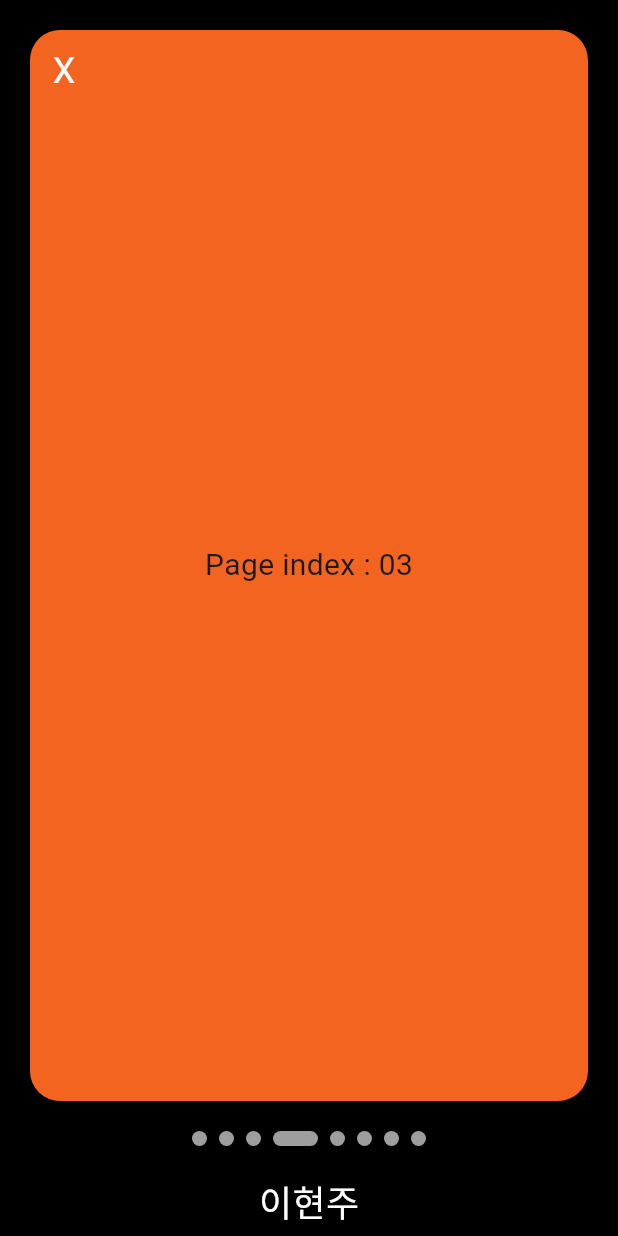
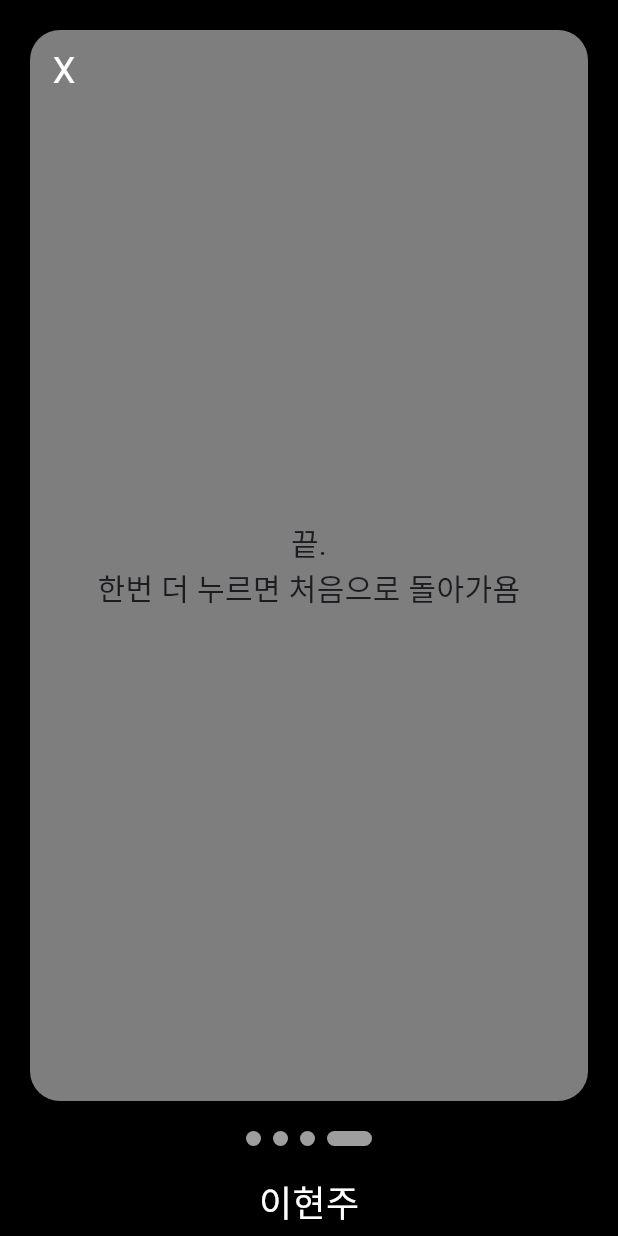
Before and after one commit to LeeHJuu/practice_team_info_app, a Flutter app: the MemberPageLhj screen opened directly, swiped to page 4, on a phone screen of 412 x 824 dp. Run offline on Flutter 3.47's test engine with Material 3 defaults, Android fonts, the phone set to English and light mode, and no system bars; drawn by our look-alikes of smooth_page_indicator; our stand-ins replace get; network calls fail.

Commit message:
멤버소개_이현주_업데이트

```diff
--- a/lib/member_page_lhj.dart
+++ b/lib/member_page_lhj.dart
@@ -9,10 +9,6 @@ class MemberPageLhj extends StatelessWidget {
   Widget build(BuildContext context) {
     // check:: 여기에 보여줄 페이지들 목록 집어넣기.
     return _infoPageWidget([
-      FirstScreen(),
-      SecondScreen(),
-      ThirdScreen(),
-      FourthScreen(),
       FirstScreen(),
       SecondScreen(),
       ThirdScreen(),
@@ -35,6 +31,14 @@ class MemberPageLhj extends StatelessWidget {
                   onTap: () {
                     int nextPage = _pageController.page!.toInt() + 1;
                     if (nextPage < myInfoPages.length) {
+                      _pageController.animateToPage(
+                        nextPage,
+                        duration: const Duration(milliseconds: 100),
+                        curve: Curves.easeInOut,
+                      );
+                    }
+                    else {
+                      nextPage = 0;
                       _pageController.animateToPage(
                         nextPage,
                         duration: const Duration(milliseconds: 100),
@@ -74,7 +78,9 @@ class MemberPageLhj extends StatelessWidget {
                       const Text(
                         // Todo:: 멤버 인덱스 받아 이름 자동화 하기
                         "이현주",
-                        style: TextStyle(color: Colors.white, fontSize: 24),
+                        style: TextStyle(
+                            color: Color.fromARGB(255, 255, 255, 255),
+                            fontSize: 24),
                       )
                     ],
                   )),
@@ -99,28 +105,60 @@ class MemberPageLhj extends StatelessWidget {
   Widget FirstScreen() {
     return SizedBox.expand(
       child: Container(
-        color: const Color.fromARGB(255, 113, 43, 116),
-        child: const Center(
-          child: Text(
-            'Page index : 00',
-            style: TextStyle(fontSize: 20),
+          color: const Color.fromARGB(255, 158, 197, 151),
+          child: Column(
+            mainAxisAlignment: MainAxisAlignment.center,
+            children: [
+              Image.network(
+                  "https://mir-s3-cdn-cf.behance.net/projects/404/54ed5829649575.55fcf076e31d0.jpg"),
+              const Text(
+                "사실 저는 잠만보입니다",
+                style: TextStyle(
+                    color: Colors.white,
+                    fontSize: 32,
+                    fontWeight: FontWeight.bold),
+              ),
+              Container(
+                padding: const EdgeInsets.all(15),
+                child: const Text(
+                  "하루에 12시간 자야해요.. 하지만 현실을 살아가기엔 어쩔 수 없이 타협해야 하는 수면시간 ㅠ",
+                  style: TextStyle(color: Colors.white, fontSize: 18),
                 ),
               ),
-      ),
+            ],
+          )),
     );
   }
 
   Widget SecondScreen() {
     return SizedBox.expand(
       child: Container(
-        color: Colors.blue,
-        child: const Center(
-          child: Text(
-            'Page index : 01',
-            style: TextStyle(fontSize: 20),
+          color: const Color.fromARGB(255, 255, 255, 255),
+          child: Column(
+            mainAxisAlignment: MainAxisAlignment.center,
+            children: [
+              Image.network(
+                  "https://i.pinimg.com/236x/a4/88/6e/a4886e4cde1362ab0bcd4512b4227141.jpg"),
+              const Text(
+                "또, 저는 메타몽입니다",
+                style: TextStyle(
+                    color: Color.fromARGB(255, 158, 103, 158),
+                    fontSize: 32,
+                    fontWeight: FontWeight.bold),
+              ),
+              Container(
+                padding: const EdgeInsets.all(15),
+                child: const Text(
+                  "친구가 저는 잠만보보다는\n메타몽을 닮았대요.\n\n귀여워서 맘에들어요.",
+                  style: TextStyle(
+                    color: Color.fromARGB(255, 158, 103, 158),
+                    fontSize: 20,
+                  ),
+                  textAlign: TextAlign.center,
                 ),
               ),
-      ),
+            ],
+          )),
     );
   }
 
@@ -128,11 +166,41 @@ class MemberPageLhj extends StatelessWidget {
     return SizedBox.expand(
       child: Container(
         color: const Color.fromARGB(255, 92, 156, 49),
-        child: const Center(
-          child: Text(
-            'Page index : 02',
-            style: TextStyle(fontSize: 20),
+        child: Stack(
+          fit: StackFit.expand,
+          children: [
+            Image.network(
+              "https://encrypted-tbn0.gstatic.com/images?q=tbn:ANd9GcQPiCrKSPaXJGt1DduxqO3IQ8tDoWF-zP1F0w&s",
+              fit: BoxFit.fill,
             ),
+            Container(
+                color: const Color.fromRGBO(0, 0, 0, 0.281),
+                // alignment: Alignment.center,
+                padding: const EdgeInsets.all(30),
+                child: const Column(
+                  mainAxisAlignment: MainAxisAlignment.center,
+                  children: [
+                    SizedBox(height: 70,),
+                    Text(
+                      "굉장해 나 굉장한 메타몽이야!!",
+                      style: TextStyle(
+                          color: Colors.white,
+                          fontWeight: FontWeight.bold,
+                          fontSize: 40),
+                      textAlign: TextAlign.center,
+                    ),
+                    SizedBox(height: 10,),
+                    Text(
+                      "메타몽은 이것도 되고 저것도 되니까 어떻게 보면 올라운더라고 볼 수도 있지 않나요?\n훌륭한 메타몽이 되어보겟습니다",
+                      style: TextStyle(
+                        color: Colors.white,
+                        fontSize: 20,
+                      ),
+                      textAlign: TextAlign.center,
+                    ),
+                  ],
+                )),
+          ],
         ),
       ),
     );
@@ -141,11 +209,12 @@ class MemberPageLhj extends StatelessWidget {
   Widget FourthScreen() {
     return SizedBox.expand(
       child: Container(
-        color: const Color.fromARGB(255, 243, 100, 33),
+        color: const Color.fromARGB(255, 126, 126, 126),
         child: const Center(
           child: Text(
-            'Page index : 03',
+            '끝.\n한번 더 누르면 처음으로 돌아가욤',
             style: TextStyle(fontSize: 20),
+            textAlign: TextAlign.center,
           ),
         ),
       ),
```
Lines whose indentation alone changed are shown as unchanged.
